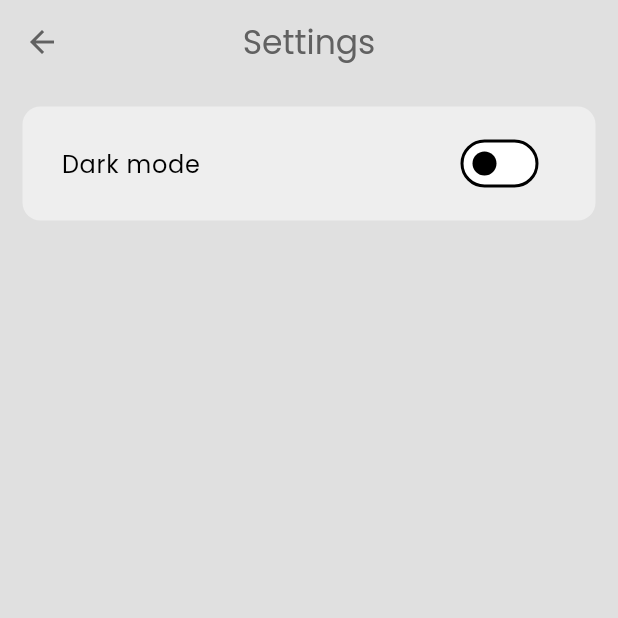
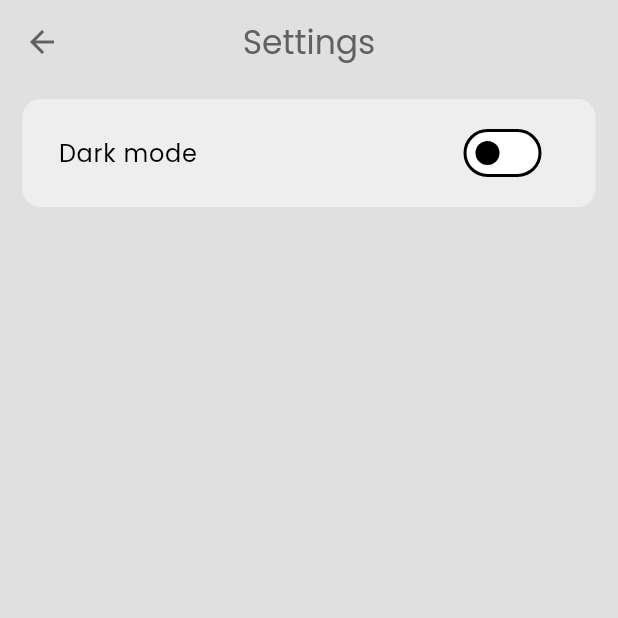
Before and after one commit to hafizn07/minimal_ecommerce_app, a Flutter app: the SettingsPage screen opened by its route, on a phone screen of 412 x 824 dp, the top half of it. Run offline on Flutter 3.47's test engine with Material 3 defaults, Android fonts, the phone set to English and light mode, and no system bars; our stand-ins replace lottie, shared_preferences; accounts and stored records are empty.

Commit message:
feat: minor style change

```diff
--- a/lib/components/my_switch.dart
+++ b/lib/components/my_switch.dart
@@ -23,13 +23,13 @@ class _MySwitchState extends State<MySwitch> {
         color: Theme.of(context).colorScheme.primary,
         borderRadius: BorderRadius.circular(12),
       ),
-      margin: const EdgeInsets.all(15),
-      padding: const EdgeInsets.all(10),
-      child: SwitchListTile(
+      margin: const EdgeInsets.fromLTRB(15, 10, 15, 10),
+      padding: const EdgeInsets.all(8),
+      child: SwitchListTile.adaptive(
+        applyCupertinoTheme: false,
         title: Text(widget.title),
         value: widget.value,
         onChanged: widget.onChange,
-        activeColor: Theme.of(context).colorScheme.inversePrimary,
       ),
     );
   }
--- a/lib/pages/intro_page.dart
+++ b/lib/pages/intro_page.dart
@@ -29,7 +29,7 @@ class IntroPage extends StatelessWidget {
             const SizedBox(height: 5),
             //subtitle
             Text(
-              "Premium Quality Products",
+              "Made with flutter 🩶",
               style: TextStyle(
                   color: Theme.of(context).colorScheme.inversePrimary),
             ),
--- a/lib/pages/settings_page.dart
+++ b/lib/pages/settings_page.dart
@@ -24,7 +24,9 @@ class _SettingsPageState extends State<SettingsPage> {
         centerTitle: true,
       ),
       backgroundColor: Theme.of(context).colorScheme.background,
-      body: Column(
+      body: ListView(
+        children: [
+          Column(
             children: [
               MySwitch(
                 title: 'Dark mode',
@@ -34,7 +36,9 @@ class _SettingsPageState extends State<SettingsPage> {
                     themeState.setDarkTheme = value;
                   });
                 },
-          )
+              ),
+            ],
+          ),
         ],
       ),
     );
--- a/lib/pages/shop_page.dart
+++ b/lib/pages/shop_page.dart
@@ -27,7 +27,9 @@ class ShopPage extends StatelessWidget {
       ),
       drawer: const MyDrawer(),
       backgroundColor: Theme.of(context).colorScheme.background,
-      body: Column(
+      body: ListView(
+        children: [
+          Column(
             children: [
               // Header
               const MyHeader(
@@ -65,6 +67,8 @@ class ShopPage extends StatelessWidget {
               ),
             ],
           ),
+        ],
+      ),
     );
   }
 }
```
Lines whose indentation alone changed are shown as unchanged.
